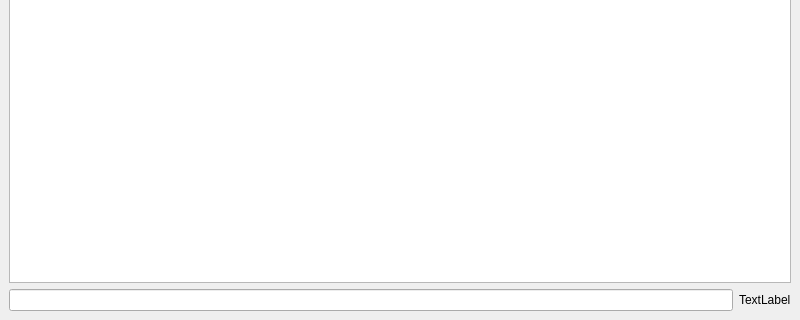
Myshj/don-notes, file lib/ui/main-window.ui: the form before one commit; both pictures show x 0 to 800 and y 280 to 600 of the 800 by 600 pixel window.
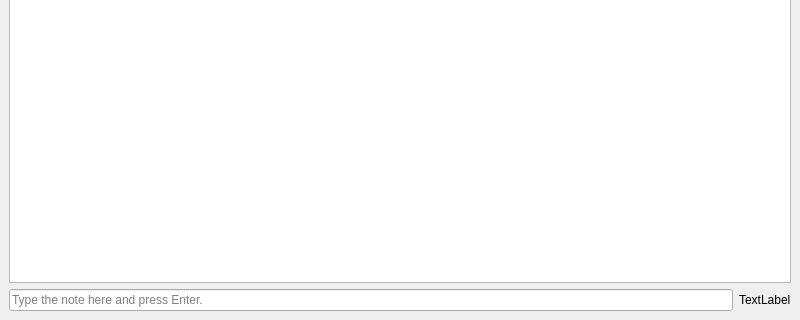
The form after the commit.

Commit message: Add more error handling

What changed in the file:
```diff
--- a/lib/ui/main-window.ui
+++ b/lib/ui/main-window.ui
@@ -43,6 +43,9 @@
       <property name="maxLength">
        <number>64</number>
       </property>
+      <property name="placeholderText">
+       <string>Type the note here and press Enter.</string>
+      </property>
      </widget>
     </item>
     <item row="1" column="1">
```
Left out of the diff: 5 changed lines with no effect on the pictures. The commit also changes 1 other file.
